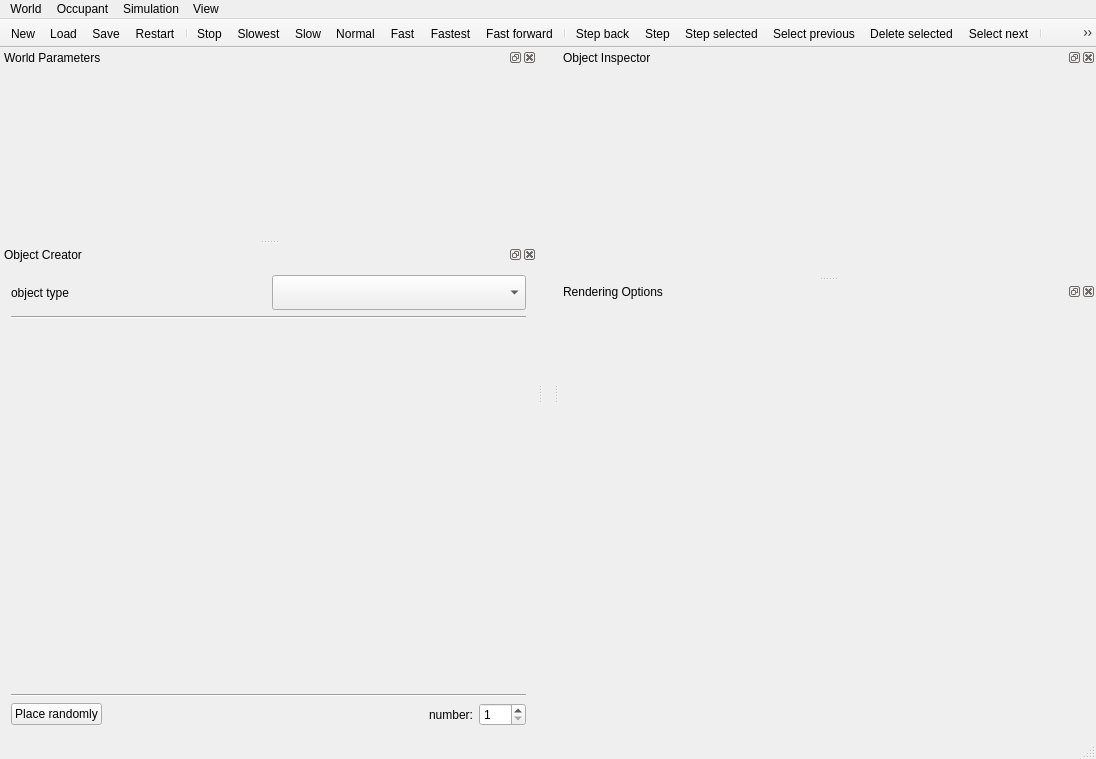
Qt form gui/mainwindow.ui (taliesinb/floatworld) before a commit.
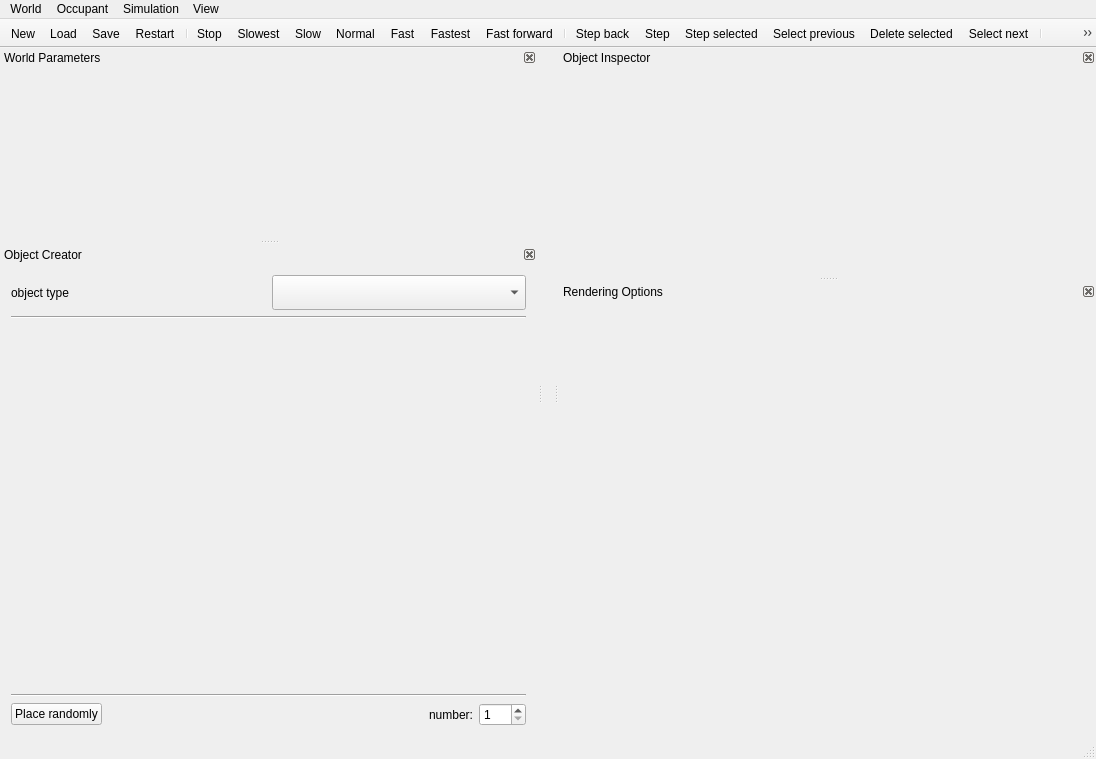
The same form after that commit. Icons and pictures are not drawn. Custom widgets are drawn as their Qt base class.

```diff
--- a/gui/mainwindow.ui
+++ b/gui/mainwindow.ui
@@ -155,8 +155,11 @@
      <height>100</height>
     </size>
    </property>
+   <property name="autoFillBackground">
+    <bool>false</bool>
+   </property>
    <property name="features">
-    <set>QDockWidget::AllDockWidgetFeatures</set>
+    <set>QDockWidget::DockWidgetClosable|QDockWidget::DockWidgetMovable</set>
    </property>
    <property name="windowTitle">
     <string>World Parameters</string>
@@ -180,7 +183,7 @@
     </size>
    </property>
    <property name="features">
-    <set>QDockWidget::AllDockWidgetFeatures</set>
+    <set>QDockWidget::DockWidgetClosable|QDockWidget::DockWidgetMovable</set>
    </property>
    <property name="windowTitle">
     <string>Object Inspector</string>
@@ -199,12 +202,12 @@
    </property>
    <property name="minimumSize">
     <size>
-     <width>78</width>
+     <width>79</width>
      <height>200</height>
     </size>
    </property>
    <property name="features">
-    <set>QDockWidget::AllDockWidgetFeatures</set>
+    <set>QDockWidget::DockWidgetClosable|QDockWidget::DockWidgetMovable</set>
    </property>
    <property name="windowTitle">
     <string>Rendering Options</string>
@@ -221,8 +224,11 @@
      <height>258</height>
     </size>
    </property>
+   <property name="autoFillBackground">
+    <bool>false</bool>
+   </property>
    <property name="features">
-    <set>QDockWidget::AllDockWidgetFeatures</set>
+    <set>QDockWidget::DockWidgetClosable|QDockWidget::DockWidgetMovable</set>
    </property>
    <property name="windowTitle">
     <string>Object Creator</string>
```
Left out of the diff: 2 changed lines with no effect on the pictures.
